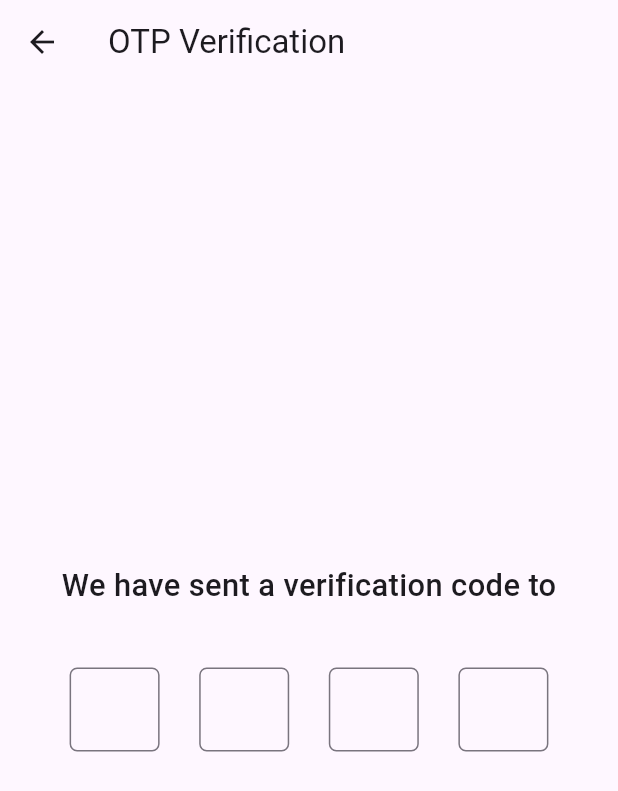
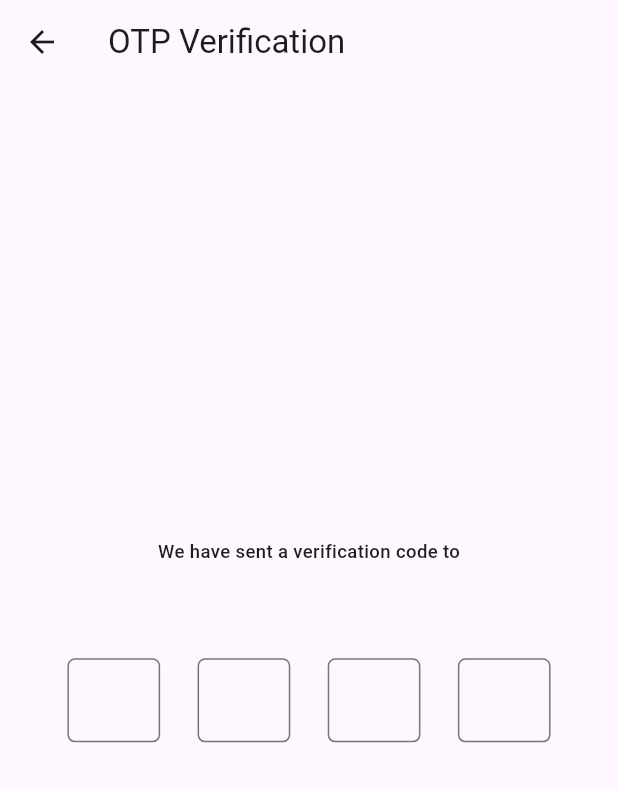
Before and after one commit to Maulik-Dawda/UG, a Flutter app: the UgOtpPhone screen opened directly with empty values, on a phone screen of 412 x 824 dp. Shown: the top 791 px of the screen. Run offline on Flutter 3.47's test engine with Material 3 defaults, Android fonts, the phone set to English and light mode, and no system bars; missing offline and left inert: fl_country_code_picker.

Commit message:
otp screen

```diff
--- /dev/null
+++ b/lib/otp_text_feild.dart
@@ -0,0 +1,18 @@
+import 'package:flutter/material.dart';
+import 'package:flutter/services.dart';
+
+class OtpTextFeild extends StatelessWidget {
+  const OtpTextFeild({super.key});
+
+  @override
+  Widget build(BuildContext context) {
+    final screenHeight = MediaQuery.of(context).size.height;
+    final screenWidth = MediaQuery.of(context).size.width;
+    return SizedBox(height: screenHeight * 0.1, width: screenWidth * 0.15, child: TextField(
+      keyboardType: TextInputType.number,
+      textAlign: TextAlign.center,
+      inputFormatters: [LengthLimitingTextInputFormatter(1)],
+      decoration: InputDecoration(border: OutlineInputBorder(borderRadius: BorderRadius.circular(5))),
+    ),);
+  }
+}
--- a/lib/ug_login_with_phone.dart
+++ b/lib/ug_login_with_phone.dart
@@ -1,5 +1,6 @@
 import 'package:fl_country_code_picker/fl_country_code_picker.dart';
 import 'package:flutter/material.dart';
+import 'package:flutter/services.dart';
 import 'package:ug_intro/button.dart';
 import 'package:ug_intro/ug_otp_phone.dart';
 
@@ -59,7 +60,7 @@ class _UgLoginWithPhoneState extends State<UgLoginWithPhone> {
                       SizedBox(height: screenHeight * 0.035),
                       TextField(
                         controller: phoneNumber,
-                        maxLength: 15,
+                        inputFormatters: [LengthLimitingTextInputFormatter(15)],
                         keyboardType: TextInputType.phone,
                         textInputAction: TextInputAction.done,
                         maxLines: 1,
@@ -94,6 +95,7 @@ class _UgLoginWithPhoneState extends State<UgLoginWithPhone> {
                           ),
                         ),
                       ),
+                      SizedBox(height: screenHeight * 0.02,),
                       Button(
                         btnText: "Login",
                         onPressed: () {
--- a/lib/ug_otp_phone.dart
+++ b/lib/ug_otp_phone.dart
@@ -1,5 +1,5 @@
 import 'package:flutter/material.dart';
-import 'package:flutter/services.dart';
+import 'package:ug_intro/otp_text_feild.dart';
 
 class UgOtpPhone extends StatelessWidget {
 
@@ -10,7 +10,6 @@ class UgOtpPhone extends StatelessWidget {
   @override
   Widget build(BuildContext context) {
     final screenHeight = MediaQuery.of(context).size.height;
-
     return Scaffold(
       appBar: AppBar(
         title: Text("OTP Verification"),
@@ -19,39 +18,18 @@ class UgOtpPhone extends StatelessWidget {
         child: Column(
           mainAxisAlignment: MainAxisAlignment.center,
           children: [
-            Text("We have sent a verification code to",style: TextStyle(fontSize: screenHeight * 0.025,fontWeight: FontWeight.w500),),
+            Text("We have sent a verification code to",style: TextStyle(fontSize: screenHeight * 0.015,fontWeight: FontWeight.w500),),
             Text(fullPhoneNumber,style: TextStyle(fontWeight: FontWeight.bold),),
-            SizedBox(height: 20,),
+            SizedBox(height: screenHeight * 0.05,),
             Padding(
               padding: const EdgeInsets.symmetric(horizontal: 20),
               child: Row(
                 mainAxisAlignment: MainAxisAlignment.spaceEvenly,
                 children: [
-                  SizedBox(height: 60, width: 60, child: TextField(
-                    keyboardType: TextInputType.number,
-                    textAlign: TextAlign.center,
-                    inputFormatters: [LengthLimitingTextInputFormatter(1)],
-                    decoration: InputDecoration(border: OutlineInputBorder(borderRadius: BorderRadius.circular(5))),
-                  ),),
-                  SizedBox(height: 60, width: 60, child: TextField(
-                    keyboardType: TextInputType.number,
-                    textAlign: TextAlign.center,
-                    inputFormatters: [LengthLimitingTextInputFormatter(1)],
-                    decoration: InputDecoration(border: OutlineInputBorder(borderRadius: BorderRadius.circular(5))),
-                  ),),
-                  SizedBox(height: 60, width: 60, child: TextField(
-                    keyboardType: TextInputType.number,
-                    textAlign: TextAlign.center,
-                    inputFormatters: [LengthLimitingTextInputFormatter(1)],
-                    decoration: InputDecoration(border: OutlineInputBorder(borderRadius: BorderRadius.circular(5))),
-                  ),),
-                  SizedBox(height: 60, width: 60, child: TextField(
-                    keyboardType: TextInputType.number,
-                    textAlign: TextAlign.center,
-                    inputFormatters: [LengthLimitingTextInputFormatter(1)],
-                    decoration: InputDecoration(border: OutlineInputBorder(borderRadius: BorderRadius.circular(5))),
-                  ),),
-
+                  OtpTextFeild(),
+                  OtpTextFeild(),
+                  OtpTextFeild(),
+                  OtpTextFeild(),
                 ],
               ),
             ),
```
